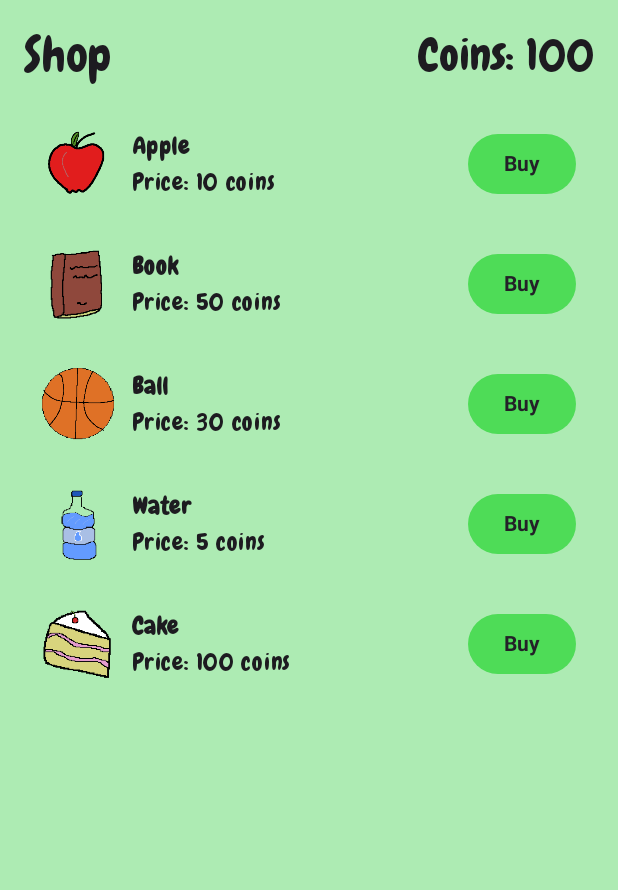
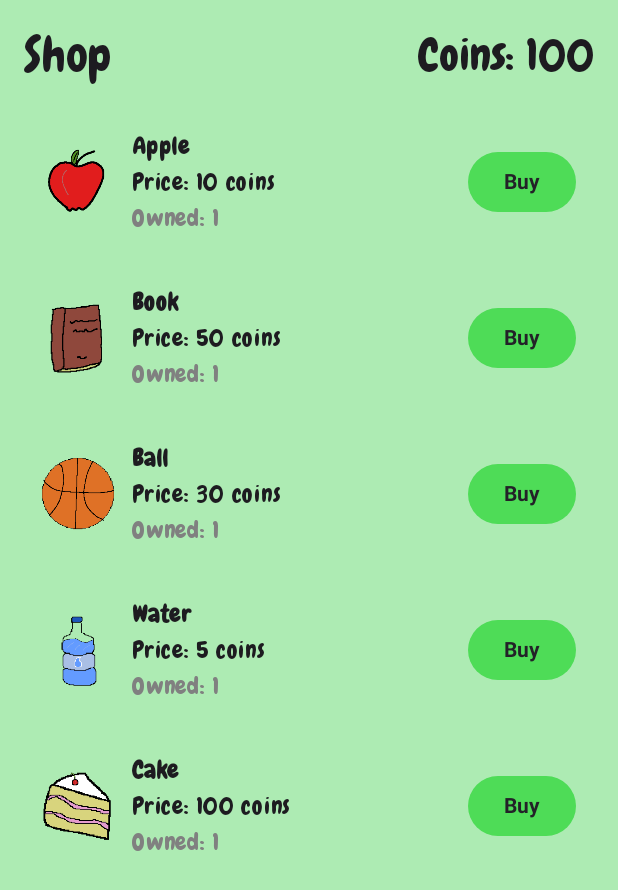
Before and after one commit to ASpoonfulOfSalt/tamagotchi-app, an Android app built with Jetpack Compose: the composable StoreScreen shown on its own in the app's theme, on a phone screen of 412 x 824 dp. Shown: the top 890 px of the screen. Run offline under Robolectric (Android 15) with nearby library versions, the light colour scheme and no system bars; our stand-ins replace Room's generated code.

Commit message:
Added basic text display for owned items under the store screen.

```diff
--- a/app/src/main/kotlin/com/cse/tamagotchi/ui/StoreScreen.kt
+++ b/app/src/main/kotlin/com/cse/tamagotchi/ui/StoreScreen.kt
@@ -19,6 +19,7 @@ import com.cse.tamagotchi.ui.theme.DarkModeGreen
 import com.cse.tamagotchi.ui.theme.DarkGrey
 import com.cse.tamagotchi.ui.theme.LightModeGreen
 import com.cse.tamagotchi.ui.theme.PureWhite
+import com.cse.tamagotchi.ui.theme.TextGrey
 import com.cse.tamagotchi.viewmodel.StoreViewModel
 
 @Composable
@@ -129,6 +130,7 @@ private fun StoreItemRow(
             ) {
                 Text(text = item.name, fontWeight = FontWeight.Bold, color = MaterialTheme.colorScheme.onBackground)
                 Text(text = "Price: ${item.price} coins", color = MaterialTheme.colorScheme.onBackground)
+                Text(text = "Owned: ${item.quantity}", color = TextGrey)
             }
             Button(
                 onClick = {
--- a/app/src/main/kotlin/com/cse/tamagotchi/ui/theme/Color.kt
+++ b/app/src/main/kotlin/com/cse/tamagotchi/ui/theme/Color.kt
@@ -25,3 +25,6 @@ val DestructiveRed = Color(0xFFEC4C4C)
 // "current page" nav bar color
 val HoverGreen = Color(0xFF78EC7A)
 val HoverBlue = Color(0xFF1717DA)
+
+// inventory text color
+val TextGrey = Color(0xFF808080)
```
